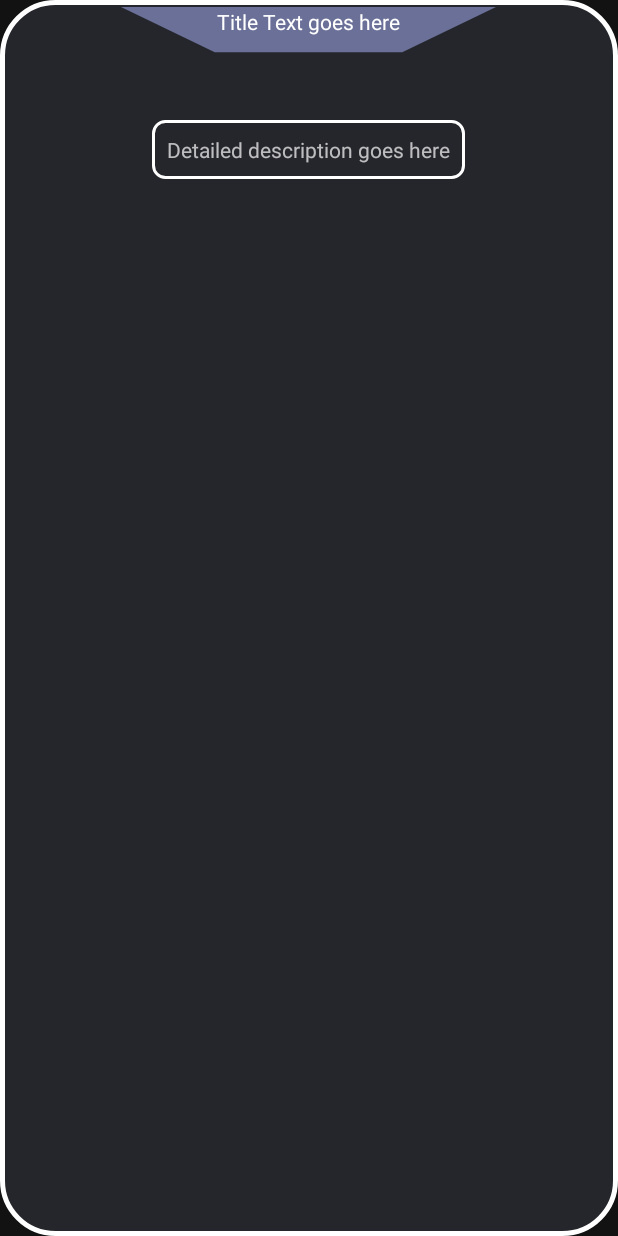
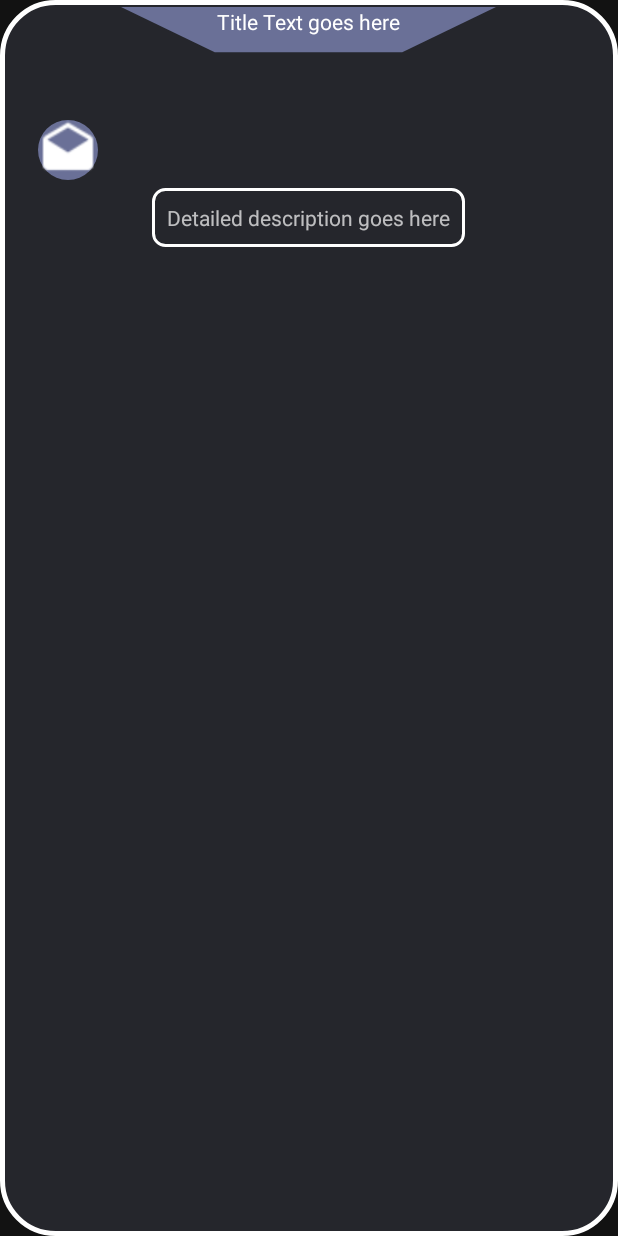
Before and after one commit to georgecodesdev/skylite, an Android app: the layout fragment_calendar_event_infomation.xml on its own in the app's theme, with its tools: preview values and no code run, on a phone screen of 412 x 824 dp. Run offline under Robolectric (Android 15) with nearby library versions, the phone set to English and light mode, and no system bars.

Commit message:
Navigation button working for FragmentCalendarEventInfo

```diff
--- a/app/src/main/java/com/example/skylite/Activities/ActivityCalendar.java
+++ b/app/src/main/java/com/example/skylite/Activities/ActivityCalendar.java
@@ -63,7 +63,11 @@ public class ActivityCalendar extends AppCompatActivity {
         populateFragmentBasedOnDateSelected(convertSelectedDate(calendarView.getSelectedDate()));
     }
 
-    private void populateFragmentBasedOnDateSelected(String dateSelected){
+    public String getCurrentDateSelected(){
+        return convertSelectedDate(calendarView.getSelectedDate());
+    }
+
+    public void populateFragmentBasedOnDateSelected(String dateSelected){
         List<Event> events = ServiceBase.eventsService().getEventsByDate(dateSelected);
         if(events.size() != 0){
             removeCurrentFragment();
--- a/app/src/main/res/layout/fragment_calendar_event_infomation.xml
+++ b/app/src/main/res/layout/fragment_calendar_event_infomation.xml
@@ -25,6 +25,16 @@
                 android:textColor="@color/whiteText"
                 android:gravity="center_horizontal" />
 
+            <ImageView
+                android:layout_width="40dp"
+                android:layout_height="40dp"
+                android:layout_gravity="left"
+                android:src="@drawable/share_email"
+                android:background="@drawable/round_circle"
+                android:layout_marginLeft="15dp"
+                android:layout_marginBottom="5dp"
+                android:id="@+id/back_button"/>
+
             <ScrollView
                 android:layout_width="wrap_content"
                 android:layout_height="wrap_content"
```
Also changed, not shown: app/src/main/java/com/example/skylite/Fragments/FragmentCalendarEventInformation.java (+14 -0 lines).
